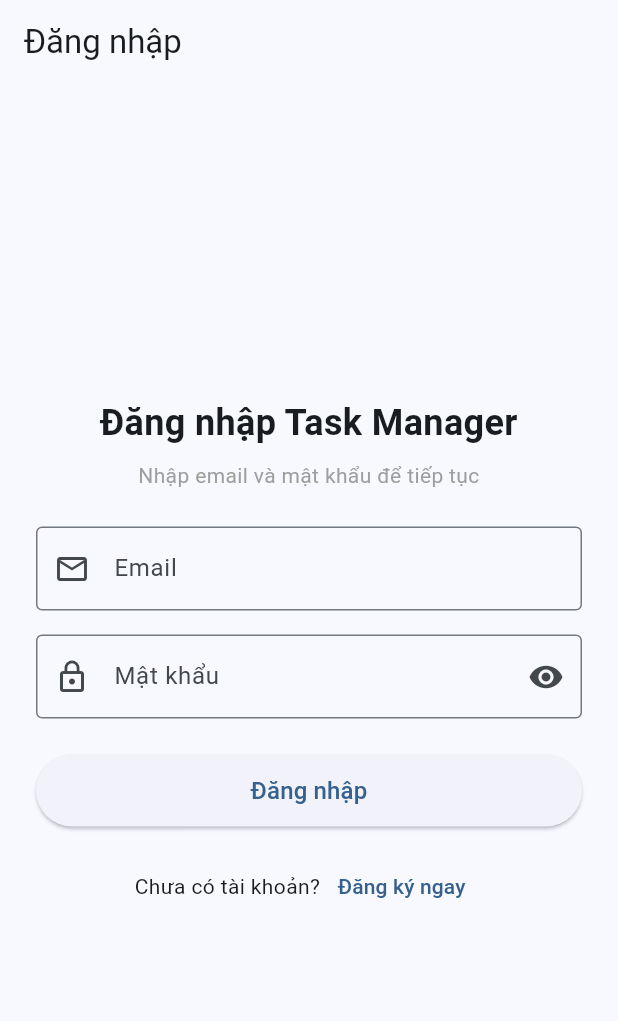
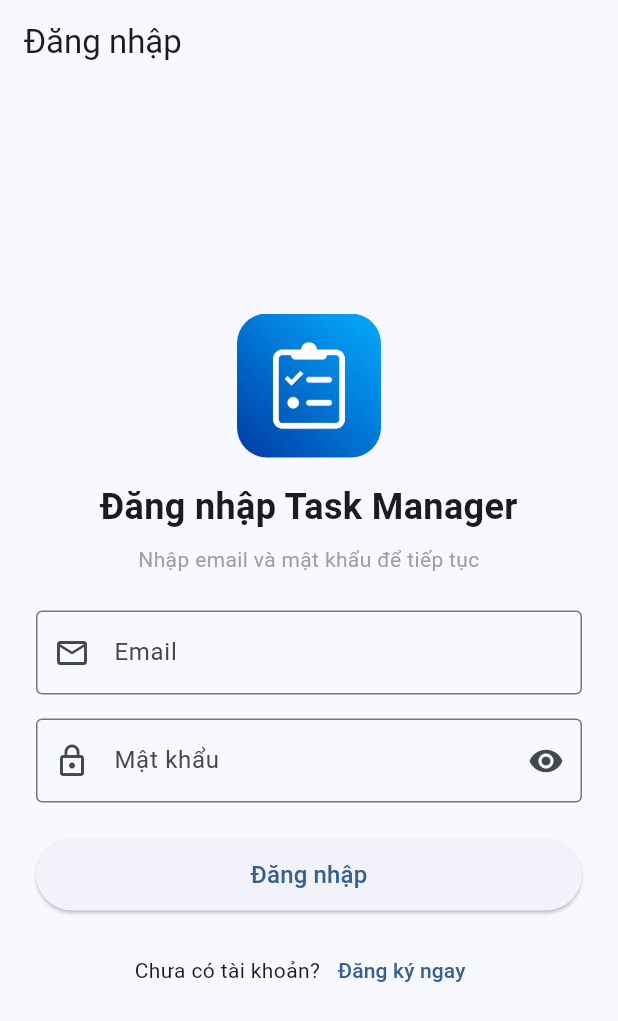
Before and after one commit to tnduckhmt2411011-design/case2_KHMT2411011_TranNguyenDuc, a Flutter app: the screen it shows after launch, on a phone screen of 412 x 824 dp. Shown: the top 1021 px of the screen. Run offline on Flutter 3.47's test engine with Material 3 defaults, Android fonts, the phone set to English and light mode, and no system bars; our stand-ins replace shared_preferences; accounts and stored records are empty.

Commit message:
feat(app): them logo cho man hinh dang nhap

```diff
--- a/TaskManager/lib/screens/auth/login_screen.dart
+++ b/TaskManager/lib/screens/auth/login_screen.dart
@@ -2,6 +2,7 @@ import 'package:flutter/material.dart';
 import '../../services/api_client.dart';
 import '../../services/auth_service.dart';
 import '../../utils/validators.dart';
+import '../../widgets/task_manager_logo.dart';
 import '../tasks/task_list_screen.dart';
 import 'register_screen.dart';
 
@@ -101,6 +102,10 @@ class _LoginScreenState extends State<LoginScreen> {
               child: Column(
                 crossAxisAlignment: CrossAxisAlignment.stretch,
                 children: [
+                  const Center(
+                    child: TaskManagerLogo(key: ValueKey('login_logo')),
+                  ),
+                  const SizedBox(height: 16),
                   const Text(
                     'Đăng nhập Task Manager',
                     style: TextStyle(
@@ -191,8 +196,9 @@ class _LoginScreenState extends State<LoginScreen> {
                     ),
                   ),
                   const SizedBox(height: 16),
-                  Row(
-                    mainAxisAlignment: MainAxisAlignment.center,
+                  Wrap(
+                    alignment: WrapAlignment.center,
+                    crossAxisAlignment: WrapCrossAlignment.center,
                     children: [
                       const Text('Chưa có tài khoản?'),
                       TextButton(
--- /dev/null
+++ b/TaskManager/lib/widgets/task_manager_logo.dart
@@ -0,0 +1,41 @@
+import 'package:flutter/material.dart';
+
+/// Displays the Task Manager logo image with rounded corners and an icon fallback.
+class TaskManagerLogo extends StatelessWidget {
+  final String assetPath;
+  final double size;
+
+  const TaskManagerLogo({
+    super.key,
+    this.assetPath = 'assets/images/logo.png',
+    this.size = 96.0,
+  });
+
+  @override
+  Widget build(BuildContext context) {
+    return ClipRRect(
+      borderRadius: BorderRadius.circular(20),
+      child: Image.asset(
+        assetPath,
+        width: size,
+        height: size,
+        fit: BoxFit.cover,
+        errorBuilder: (context, error, stackTrace) {
+          return Container(
+            width: size,
+            height: size,
+            decoration: BoxDecoration(
+              color: Colors.blue.shade50,
+              borderRadius: BorderRadius.circular(20),
+            ),
+            child: Icon(
+              Icons.task_alt,
+              size: size * 0.55,
+              color: Colors.blue,
+            ),
+          );
+        },
+      ),
+    );
+  }
+}
--- a/TaskManager/pubspec.yaml
+++ b/TaskManager/pubspec.yaml
@@ -59,6 +59,9 @@ flutter:
   # the material Icons class.
   uses-material-design: true
 
+  assets:
+    - assets/images/logo.png
+
   # To add assets to your application, add an assets section, like this:
   # assets:
   #   - images/a_dot_burr.jpeg
```
Also changed, not shown: TaskManager/assets/images/logo.png (added), 1 other file.
